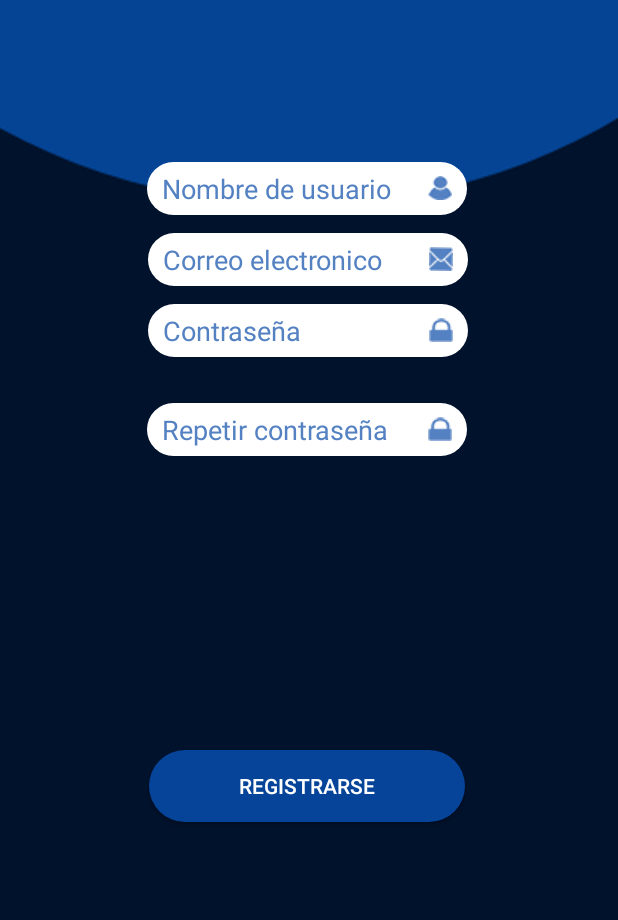
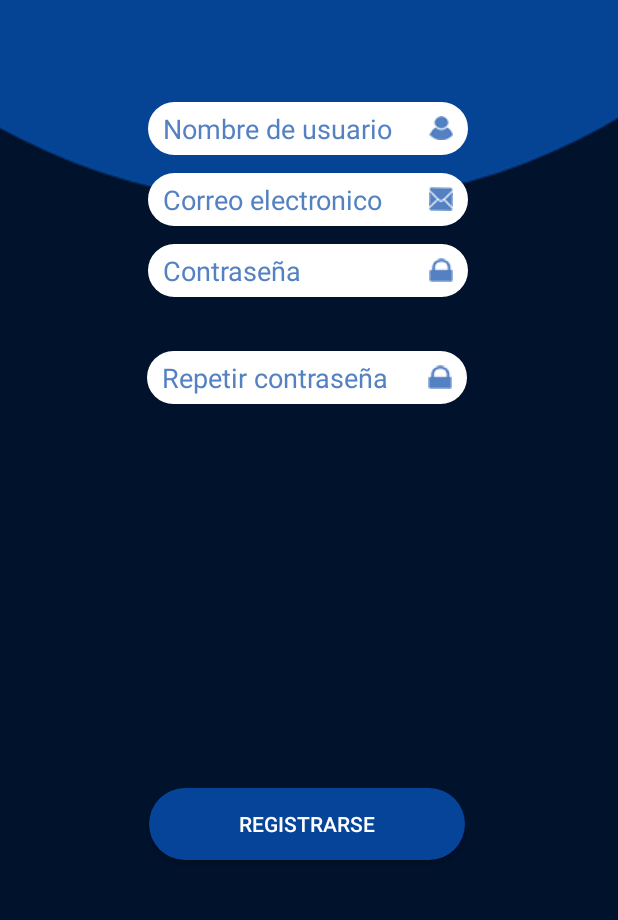
Before and after one commit to JulianHuertasUNAL/Keep-Safe-2, an Android app: the RegisterForm screen opened directly, with no data from a screen before it, on a phone screen of 412 x 824 dp, the part 197-1117 px from its top. Run offline under Robolectric (Android 15) with nearby library versions, the phone set to English and light mode, and no system bars; our stand-ins replace Volley.

Commit message:
Mas correciones de tamaños

```diff
--- a/app/src/main/res/layout/activity_login_form.xml
+++ b/app/src/main/res/layout/activity_login_form.xml
@@ -23,7 +23,7 @@
         android:fontFamily="sans-serif"
         android:text="KeepSafe"
         android:textColor="#FFFFFF"
-        android:textSize="75sp"
+        android:textSize="65sp"
         android:textStyle="bold"
         app:layout_constraintEnd_toEndOf="parent"
         app:layout_constraintStart_toStartOf="parent"
--- a/app/src/main/res/layout/activity_pantalla_inicial.xml
+++ b/app/src/main/res/layout/activity_pantalla_inicial.xml
@@ -26,7 +26,7 @@
         android:fontFamily="sans-serif"
         android:text="KeepSafe"
         android:textColor="#FFFFFF"
-        android:textSize="75sp"
+        android:textSize="65sp"
         android:textStyle="bold"
         app:layout_constraintEnd_toEndOf="parent"
         app:layout_constraintStart_toStartOf="parent"
--- a/app/src/main/res/layout/activity_register_form.xml
+++ b/app/src/main/res/layout/activity_register_form.xml
@@ -40,16 +40,16 @@
         android:textColor="#FFFFFF"
         app:layout_constraintBottom_toBottomOf="@+id/imageView3"
         app:layout_constraintEnd_toEndOf="parent"
-        app:layout_constraintHorizontal_bias="0.493"
+        app:layout_constraintHorizontal_bias="0.495"
         app:layout_constraintStart_toStartOf="parent"
         app:layout_constraintTop_toBottomOf="@+id/editTextPassword"
-        app:layout_constraintVertical_bias="0.644" />
+        app:layout_constraintVertical_bias="0.733" />
 
     <EditText
         android:id="@+id/editTextTextEmailAddress"
         android:layout_width="wrap_content"
         android:layout_height="wrap_content"
-        android:layout_marginTop="108dp"
+        android:layout_marginTop="68dp"
         android:background="@drawable/edit_round"
         android:drawableRight="@drawable/user"
         android:ems="10"
@@ -64,7 +64,7 @@
         android:textColorHint="#5481c2"
         android:textColorLink="#000000"
         app:layout_constraintEnd_toEndOf="parent"
-        app:layout_constraintHorizontal_bias="0.493"
+        app:layout_constraintHorizontal_bias="0.495"
         app:layout_constraintStart_toStartOf="parent"
         app:layout_constraintTop_toBottomOf="@+id/textView" />
 
```
